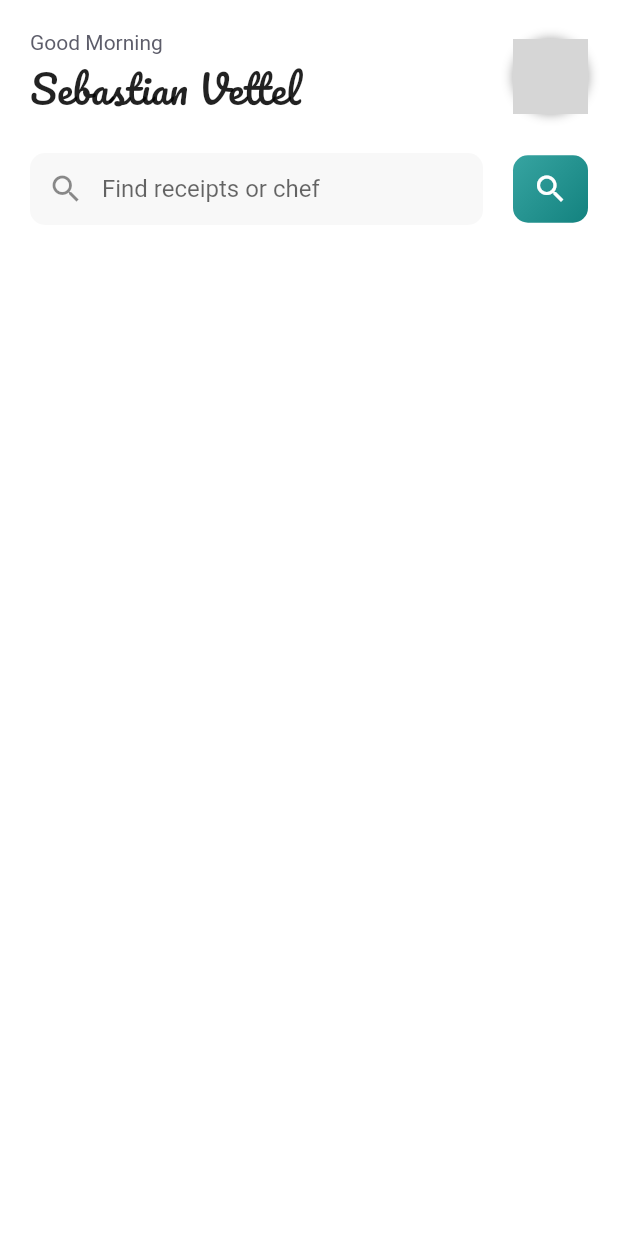
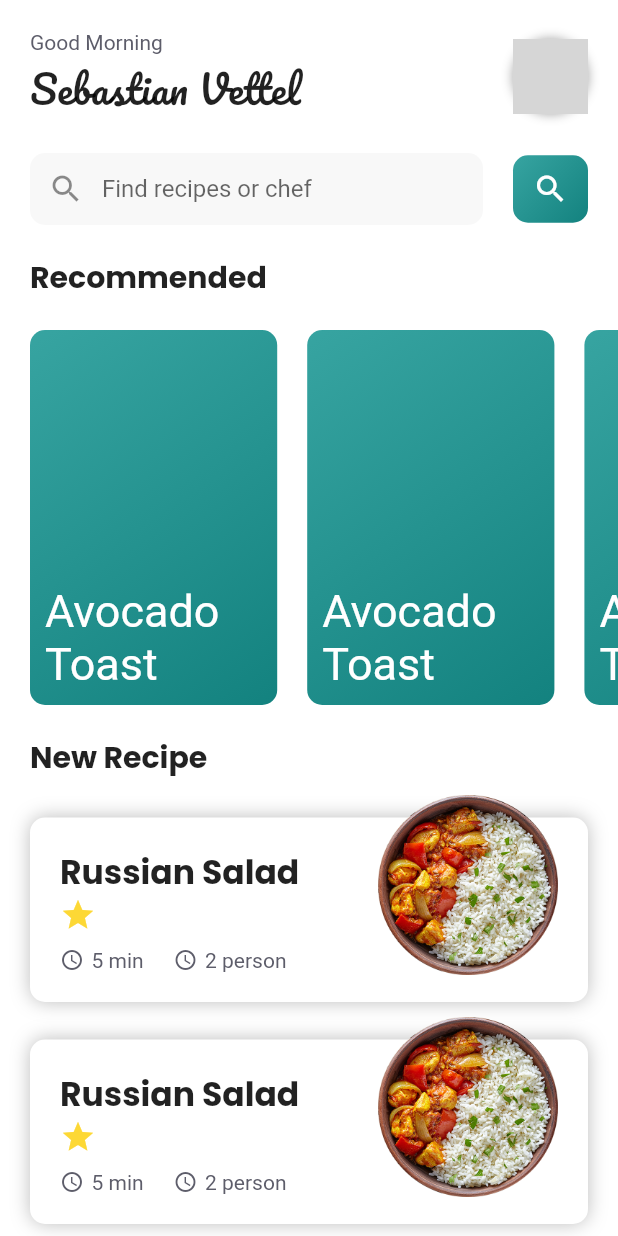
Before and after one commit to ismayilov1995/culinary, a Flutter app: the screen it shows after launch, on a phone screen of 412 x 824 dp. Run offline on Flutter 3.47's test engine with Material 2 defaults, Android fonts, the phone set to English and light mode, and no system bars; network calls fail; grey boxes are pictures that could not be loaded.

Commit message:
home ui 2

```diff
--- a/lib/ui/screens/home/home_screen.dart
+++ b/lib/ui/screens/home/home_screen.dart
@@ -1,5 +1,6 @@
 import 'package:culinary_app/ui/widgets/text_field.dart';
 import 'package:culinary_app/ui/widgets/widgets.dart';
+import 'package:flutter/cupertino.dart';
 import 'package:flutter/material.dart';
 
 class HomeScreen extends StatelessWidget {
@@ -10,10 +11,90 @@ class HomeScreen extends StatelessWidget {
     return Scaffold(
       backgroundColor: Colors.white,
       body: SafeArea(
+        child: ListView(
+          primary: false,
+          physics: BouncingScrollPhysics(),
+          children: [
+            _UserWelcomeRow(),
+            _SearchRow(),
+            _RecommendRecipesRow(),
+            _LatestRecipesRow(),
+          ],
+        ),
+      ),
+    );
+  }
+}
+
+class _LatestRecipesRow extends StatelessWidget {
+  @override
+  Widget build(BuildContext context) {
+    return Padding(
+      padding: const EdgeInsets.all(20.0),
       child: Column(
-          crossAxisAlignment: CrossAxisAlignment.stretch,
+        crossAxisAlignment: CrossAxisAlignment.start,
+        children: [
+          AppText(
+            'New Recipe',
+            fontSize: 20,
+            font: 'Poppins',
+            fontWeight: FontWeight.w700,
+          ),
+          ListView(
+            shrinkWrap: true,
+            physics: ClampingScrollPhysics(),
+            children: [
+              RecipeHorizontalCard(),
+              RecipeHorizontalCard(),
+              RecipeHorizontalCard(),
+              RecipeHorizontalCard(),
+            ],
+          ),
+        ],
+      ),
+    );
+  }
+}
+
+class _RecommendRecipesRow extends StatelessWidget {
+  @override
+  Widget build(BuildContext context) {
+    return Column(
+      crossAxisAlignment: CrossAxisAlignment.start,
       children: [
         Padding(
+          padding: const EdgeInsets.all(20.0),
+          child: AppText(
+            'Recommended',
+            fontSize: 20,
+            font: 'Poppins',
+            fontWeight: FontWeight.w700,
+          ),
+        ),
+        SizedBox(
+          height: 250,
+          child: ListView(
+            padding: EdgeInsets.only(left: 20.0),
+            scrollDirection: Axis.horizontal,
+            physics: BouncingScrollPhysics(),
+            children: [
+              RecommendCard(),
+              RecommendCard(),
+              RecommendCard(),
+              RecommendCard(),
+              RecommendCard(),
+            ],
+          ),
+        ),
+      ],
+    );
+  }
+}
+
+class _UserWelcomeRow extends StatelessWidget {
+  @override
+  Widget build(BuildContext context) {
+    return Padding(
       padding: const EdgeInsets.all(20.0),
       child: Row(
         mainAxisAlignment: MainAxisAlignment.spaceBetween,
@@ -37,9 +118,7 @@ class HomeScreen extends StatelessWidget {
             width: 50,
             decoration: BoxDecoration(
                 border: Border.all(width: 4, color: Colors.white),
-                        boxShadow: [
-                          BoxShadow(color: Colors.grey, blurRadius: 6)
-                        ],
+                boxShadow: [BoxShadow(color: Colors.grey, blurRadius: 6)],
                 shape: BoxShape.circle,
                 image: DecorationImage(
                     fit: BoxFit.cover,
@@ -49,13 +128,19 @@ class HomeScreen extends StatelessWidget {
           )
         ],
       ),
-            ),
-            Padding(
+    );
+  }
+}
+
+class _SearchRow extends StatelessWidget {
+  @override
+  Widget build(BuildContext context) {
+    return Padding(
       padding: const EdgeInsets.symmetric(horizontal: 20.0),
       child: Row(
         children: [
           Expanded(
-                    child: AppTextField('Find receipts or chef',
+            child: AppTextField('Find recipes or chef',
                 prefixIcon: Icon(Icons.search), onChanged: (v) {}),
           ),
           SizedBox(width: 20),
@@ -64,11 +149,6 @@ class HomeScreen extends StatelessWidget {
           ),
         ],
       ),
-            ),
-            Container(),
-          ],
-        ),
-      ),
     );
   }
 }
--- /dev/null
+++ b/lib/ui/widgets/recipe_horizontal_card.dart
@@ -0,0 +1,76 @@
+import 'package:culinary_app/ui/widgets/widgets.dart';
+import 'package:flutter/material.dart';
+
+class RecipeHorizontalCard extends StatelessWidget {
+  @override
+  Widget build(BuildContext context) {
+    return Stack(
+      children: [
+        Container(
+          margin: EdgeInsets.only(top: 25),
+          padding: EdgeInsets.all(20.0),
+          decoration: BoxDecoration(
+              color: Colors.white,
+              borderRadius: BorderRadius.circular(kAppRadius),
+              boxShadow: [
+                BoxShadow(color: Colors.grey[400], blurRadius: 10),
+              ]),
+          child: Column(
+            crossAxisAlignment: CrossAxisAlignment.start,
+            children: [
+              AppText(
+                'Russian Salad',
+                fontSize: 22,
+                font: 'Poppins',
+                fontWeight: FontWeight.w700,
+              ),
+              Icon(Icons.grade, color: Colors.yellow[600]),
+              SizedBox(height: 10),
+              Row(
+                children: [
+                  Row(
+                    children: [
+                      Icon(
+                        Icons.access_time,
+                        color: kTextColor,
+                        size: 16,
+                      ),
+                      SizedBox(width: 5),
+                      AppText(
+                        '5 min',
+                        color: kTextColor,
+                      ),
+                    ],
+                  ),
+                  SizedBox(width: 20),
+                  Row(
+                    children: [
+                      Icon(
+                        Icons.access_time,
+                        color: kTextColor,
+                        size: 16,
+                      ),
+                      SizedBox(width: 5),
+                      AppText(
+                        '2 person',
+                        color: kTextColor,
+                      ),
+                    ],
+                  ),
+                ],
+              )
+            ],
+          ),
+        ),
+        Positioned(
+            top: 10,
+            right: 20,
+            child: Image.asset(
+              'assets/images/haram1.png',
+              height: 120,
+              width: 120,
+            ))
+      ],
+    );
+  }
+}
--- /dev/null
+++ b/lib/ui/widgets/recommend_card.dart
@@ -0,0 +1,25 @@
+import 'package:culinary_app/ui/widgets/widgets.dart';
+import 'package:flutter/cupertino.dart';
+import 'package:flutter/material.dart';
+
+class RecommendCard extends StatelessWidget {
+  @override
+  Widget build(BuildContext context) {
+    return Container(
+      height: 250,
+      margin: const EdgeInsets.only(right: 20.0),
+      padding: const EdgeInsets.all(10.0),
+      width: MediaQuery.of(context).size.width * 0.4,
+      alignment: Alignment.bottomLeft,
+      decoration: BoxDecoration(
+        borderRadius: BorderRadius.circular(kAppRadius),
+        gradient: kPrimaryGradient,
+      ),
+      child: AppText(
+        'Avocado Toast',
+        fontSize: 30,
+        color: Colors.white,
+      ),
+    );
+  }
+}
--- a/lib/ui/widgets/widgets.dart
+++ b/lib/ui/widgets/widgets.dart
@@ -2,3 +2,5 @@ export 'app_text.dart';
 export 'colors.dart';
 export 'app_text.dart';
 export 'search_button.dart';
+export 'recommend_card.dart';
+export 'recipe_horizontal_card.dart';
```
Also changed, not shown: pubspec.yaml (+9 -0 lines), assets/fonts/Poppins-Black.ttf (added), assets/fonts/Poppins-Bold.ttf (added), assets/fonts/Poppins-Medium.ttf (added), assets/fonts/Poppins-Regular.ttf (added), assets/images/haram1.png (added). Lines whose indentation alone changed are shown as unchanged.
